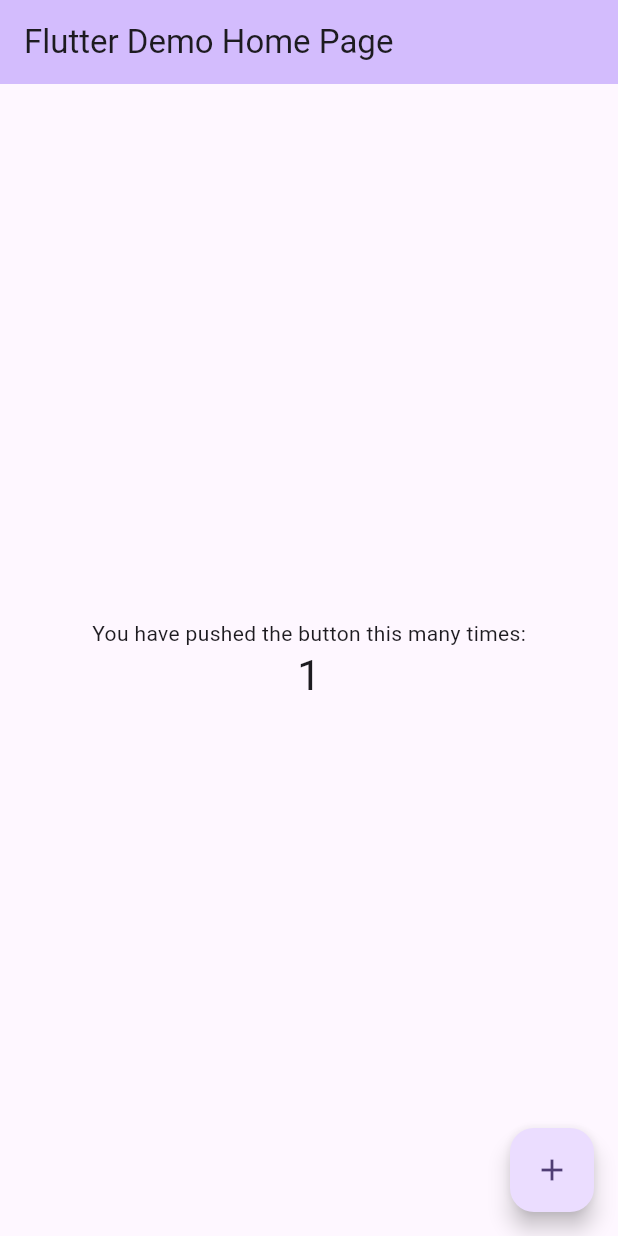
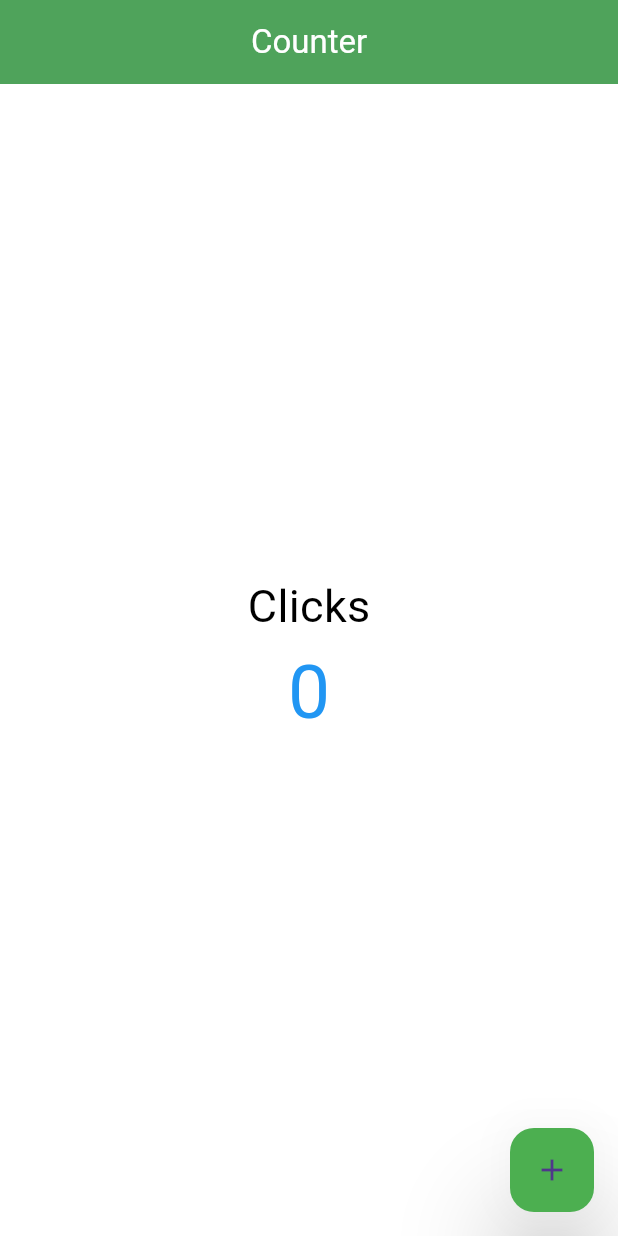
Before and after one commit to JorgeAlcaras/counter-app, a Flutter app: the screen it shows after launch, after a tap on the "add" icon, on a phone screen of 412 x 824 dp. Run offline on Flutter 3.47's test engine with Material 3 defaults, Android fonts, the phone set to English and light mode, and no system bars.

Commit message:
Feature (Counter): :sparkles: Labels and floating button have been added.

```diff
--- a/lib/main.dart
+++ b/lib/main.dart
@@ -1,125 +1,14 @@
 import 'package:flutter/material.dart';
+import 'package:counter_app/screens/home_screen.dart';
 
 void main() {
   runApp(const MyApp());
 }
 
 class MyApp extends StatelessWidget {
-  const MyApp({super.key});
-
-  // This widget is the root of your application.
+  const MyApp({Key? key}) : super(key: key);
   @override
   Widget build(BuildContext context) {
-    return MaterialApp(
-      title: 'Flutter Demo',
-      theme: ThemeData(
-        // This is the theme of your application.
-        //
-        // TRY THIS: Try running your application with "flutter run". You'll see
-        // the application has a purple toolbar. Then, without quitting the app,
-        // try changing the seedColor in the colorScheme below to Colors.green
-        // and then invoke "hot reload" (save your changes or press the "hot
-        // reload" button in a Flutter-supported IDE, or press "r" if you used
-        // the command line to start the app).
-        //
-        // Notice that the counter didn't reset back to zero; the application
-        // state is not lost during the reload. To reset the state, use hot
-        // restart instead.
-        //
-        // This works for code too, not just values: Most code changes can be
-        // tested with just a hot reload.
-        colorScheme: ColorScheme.fromSeed(seedColor: Colors.deepPurple),
-        useMaterial3: true,
-      ),
-      home: const MyHomePage(title: 'Flutter Demo Home Page'),
-    );
+    return const MaterialApp(home: HomeScreen());
   }
 }
-
-class MyHomePage extends StatefulWidget {
-  const MyHomePage({super.key, required this.title});
-
-  // This widget is the home page of your application. It is stateful, meaning
-  // that it has a State object (defined below) that contains fields that affect
-  // how it looks.
-
-  // This class is the configuration for the state. It holds the values (in this
-  // case the title) provided by the parent (in this case the App widget) and
-  // used by the build method of the State. Fields in a Widget subclass are
-  // always marked "final".
-
-  final String title;
-
-  @override
-  State<MyHomePage> createState() => _MyHomePageState();
-}
-
-class _MyHomePageState extends State<MyHomePage> {
-  int _counter = 0;
-
-  void _incrementCounter() {
-    setState(() {
-      // This call to setState tells the Flutter framework that something has
-      // changed in this State, which causes it to rerun the build method below
-      // so that the display can reflect the updated values. If we changed
-      // _counter without calling setState(), then the build method would not be
-      // called again, and so nothing would appear to happen.
-      _counter++;
-    });
-  }
-
-  @override
-  Widget build(BuildContext context) {
-    // This method is rerun every time setState is called, for instance as done
-    // by the _incrementCounter method above.
-    //
-    // The Flutter framework has been optimized to make rerunning build methods
-    // fast, so that you can just rebuild anything that needs updating rather
-    // than having to individually change instances of widgets.
-    return Scaffold(
-      appBar: AppBar(
-        // TRY THIS: Try changing the color here to a specific color (to
-        // Colors.amber, perhaps?) and trigger a hot reload to see the AppBar
-        // change color while the other colors stay the same.
-        backgroundColor: Theme.of(context).colorScheme.inversePrimary,
-        // Here we take the value from the MyHomePage object that was created by
-        // the App.build method, and use it to set our appbar title.
-        title: Text(widget.title),
-      ),
-      body: Center(
-        // Center is a layout widget. It takes a single child and positions it
-        // in the middle of the parent.
-        child: Column(
-          // Column is also a layout widget. It takes a list of children and
-          // arranges them vertically. By default, it sizes itself to fit its
-          // children horizontally, and tries to be as tall as its parent.
-          //
-          // Column has various properties to control how it sizes itself and
-          // how it positions its children. Here we use mainAxisAlignment to
-          // center the children vertically; the main axis here is the vertical
-          // axis because Columns are vertical (the cross axis would be
-          // horizontal).
-          //
-          // TRY THIS: Invoke "debug painting" (choose the "Toggle Debug Paint"
-          // action in the IDE, or press "p" in the console), to see the
-          // wireframe for each widget.
-          mainAxisAlignment: MainAxisAlignment.center,
-          children: <Widget>[
-            const Text(
-              'You have pushed the button this many times:',
-            ),
-            Text(
-              '$_counter',
-              style: Theme.of(context).textTheme.headlineMedium,
-            ),
-          ],
-        ),
-      ),
-      floatingActionButton: FloatingActionButton(
-        onPressed: _incrementCounter,
-        tooltip: 'Increment',
-        child: const Icon(Icons.add),
-      ), // This trailing comma makes auto-formatting nicer for build methods.
-    );
-  }
-}
--- /dev/null
+++ b/lib/screens/home_screen.dart
@@ -0,0 +1,35 @@
+import 'package:flutter/material.dart';
+
+class HomeScreen extends StatelessWidget {
+  const HomeScreen({Key? key}) : super(key: key);
+  @override
+  Widget build(BuildContext context) {
+    int i = 0;
+    return Scaffold(
+        appBar: AppBar(
+          backgroundColor: Colors.green,
+          title: const Text('Counter', style: TextStyle(color: Colors.white)),
+          elevation: 10,
+          centerTitle: true,
+        ),
+        backgroundColor: Colors.white,
+        body: const Center(
+            child: Column(
+          mainAxisAlignment: MainAxisAlignment.center,
+          children: <Widget>[
+            Text('Clicks', style: TextStyle(color: Colors.black, fontSize: 30)),
+            Text('0', style: TextStyle(color: Colors.blue, fontSize: 50)),
+          ],
+        )),
+        floatingActionButtonLocation: FloatingActionButtonLocation.endFloat,
+        floatingActionButtonAnimator: FloatingActionButtonAnimator.scaling, //
+        floatingActionButton: FloatingActionButton(
+          onPressed: () {
+            print('Clicked ${i++} times');
+          },
+          child: const Icon(Icons.add),
+          backgroundColor: Colors.green,
+          elevation: 30,
+        ));
+  }
+}
```
